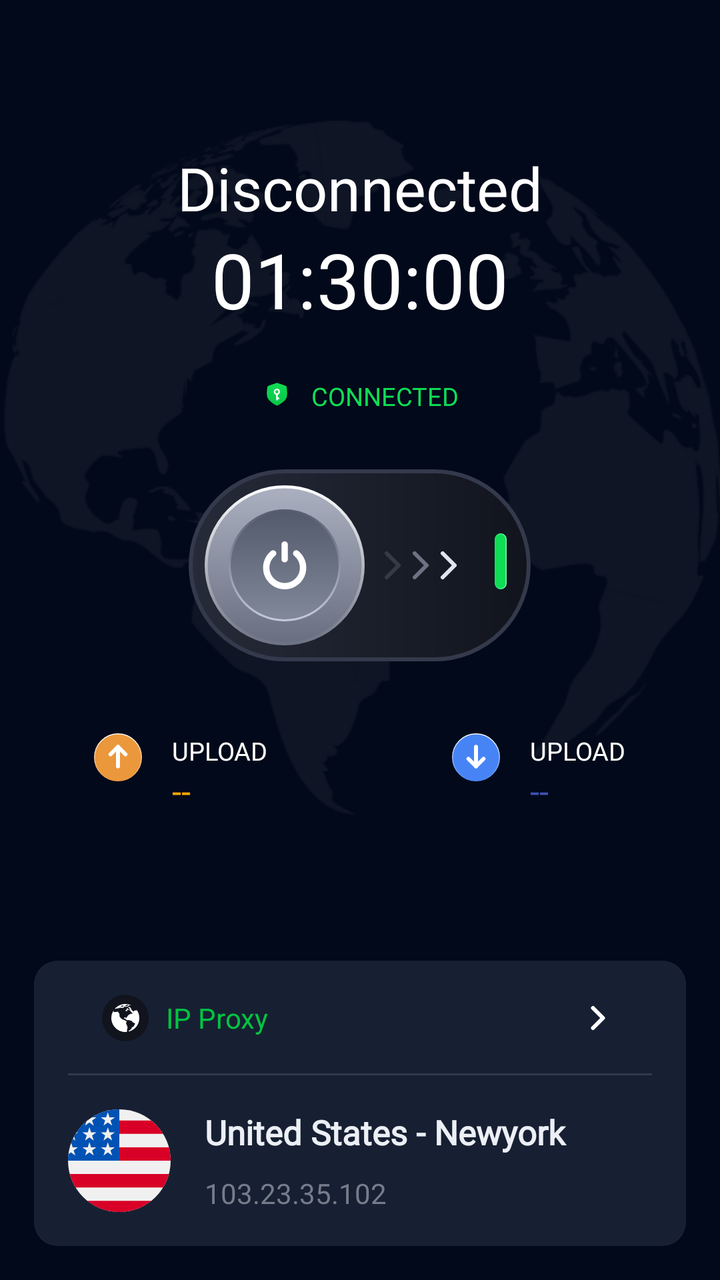
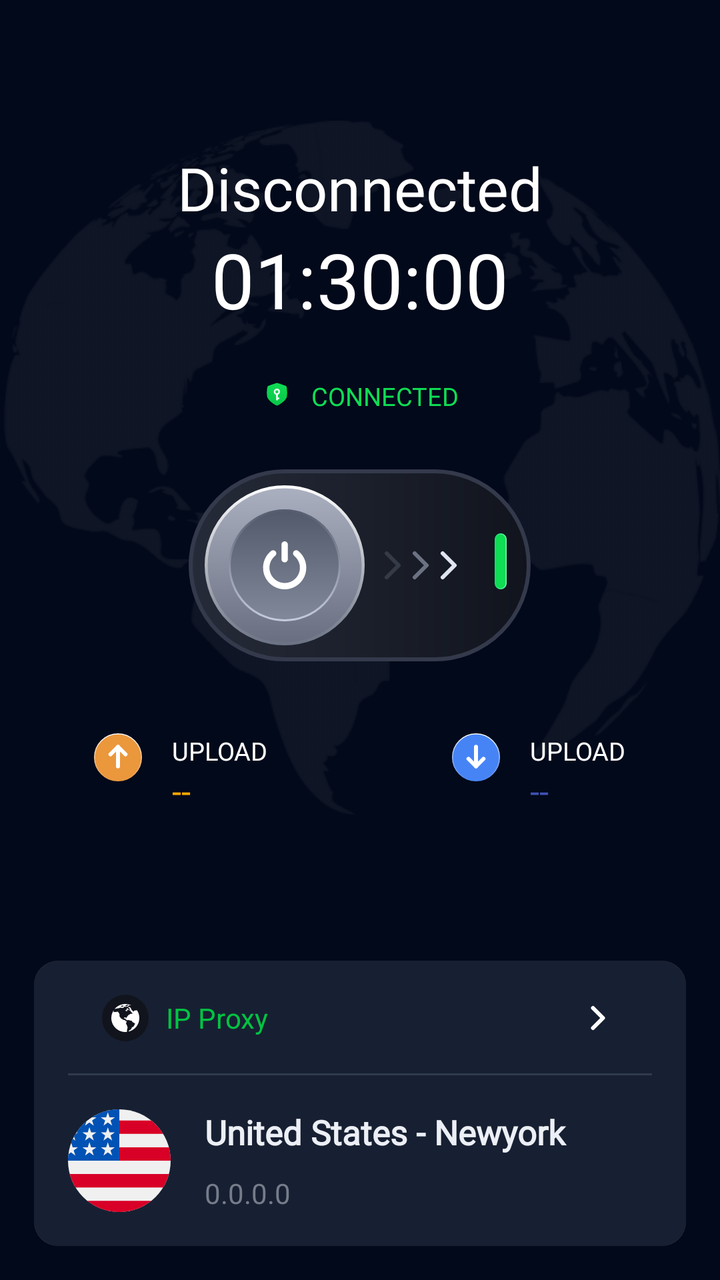

Screens rendered from an Android XML layout before and after an edit, with the pre-edit source and the edit as a unified diff.
<!-- AndroidManifest.xml: application theme Theme.SuperVPN -->
<!-- res/layout/fragment_home.xml -->
<?xml version="1.0" encoding="utf-8"?>
<androidx.constraintlayout.widget.ConstraintLayout xmlns:android="http://schemas.android.com/apk/res/android"
    xmlns:app="http://schemas.android.com/apk/res-auto"
    xmlns:tools="http://schemas.android.com/tools"
    android:layout_width="match_parent"
    android:layout_height="match_parent"
    android:background="@color/backgroundColor2"
    android:orientation="vertical"
    tools:context=".home.HomeFragment">

    <androidx.appcompat.widget.LinearLayoutCompat
        android:layout_width="match_parent"
        android:layout_height="0dp"
        android:background="@drawable/bg_earth"
        android:gravity="center"
        android:orientation="vertical"
        app:layout_constraintBottom_toTopOf="@id/pnProxy"
        app:layout_constraintDimensionRatio="H,1:1"
        app:layout_constraintTop_toTopOf="parent">

        <androidx.appcompat.widget.AppCompatTextView
            android:id="@+id/tv_time"
            android:layout_width="wrap_content"
            android:layout_height="wrap_content"
            android:fontFamily="@font/inter_bold"
            android:text="@string/disconnected"
            android:textColor="@color/white"
            android:textSize="@dimen/size28" />

        <androidx.appcompat.widget.AppCompatTextView
            android:id="@+id/connectTitle"
            android:layout_width="wrap_content"
            android:layout_height="wrap_content"
            android:layout_marginBottom="@dimen/margin_24"
            android:fontFamily="@font/inter_bold"
            android:text="01:30:00"
            android:textColor="@color/white"
            android:textSize="@dimen/size36" />

        <LinearLayout
            android:layout_width="wrap_content"
            android:layout_height="wrap_content"
            android:layout_marginBottom="@dimen/margin_24"
            android:visibility="gone">

            <ProgressBar
                android:id="@+id/customProgressBar"
                style="?android:attr/spinnerStyle"
                android:layout_width="@dimen/size16"
                android:layout_height="@dimen/size16"
                android:layout_marginBottom="@dimen/size14"
                android:background="@color/transparent"
                android:clipToOutline="true"
                android:indeterminate="false"
                android:indeterminateTint="@color/green_1"
                android:max="100"
                android:progress="50"
                android:progressDrawable="@drawable/progress_bar" />

            <androidx.appcompat.widget.AppCompatTextView
                android:layout_width="wrap_content"
                android:layout_height="wrap_content"
                android:layout_marginLeft="@dimen/size8"
                android:fontFamily="@font/inter_bold"
                android:text="@string/connecting"
                android:textColor="@color/greyColor"
                android:textSize="@dimen/size12" />
        </LinearLayout>

        <LinearLayout
            android:layout_width="wrap_content"
            android:layout_height="wrap_content"
            android:layout_marginBottom="@dimen/margin_24"
            android:gravity="center_vertical">

            <androidx.appcompat.widget.AppCompatImageView
                android:layout_width="@dimen/size16"
                android:layout_height="@dimen/size16"
                android:src="@drawable/ic_status_connected" />

            <androidx.appcompat.widget.AppCompatTextView
                android:layout_width="wrap_content"
                android:layout_height="wrap_content"
                android:layout_marginLeft="@dimen/size8"
                android:fontFamily="@font/inter_bold"
                android:text="@string/connected"
                android:textColor="@color/successColor"
                android:textSize="@dimen/size12" />
        </LinearLayout>

        <LinearLayout
            android:layout_width="wrap_content"
            android:layout_height="wrap_content"
            android:layout_marginTop="@dimen/size24"
            android:gravity="center"
            android:visibility="gone">

            <ProgressBar
                android:id="@+id/progressLoadAds"
                android:layout_width="@dimen/size16"
                android:layout_height="@dimen/size16"
                android:layout_marginRight="@dimen/size3"
                android:indeterminateTint="@color/green_1"
                android:secondaryProgressTint="@color/green_1" />

            <androidx.appcompat.widget.AppCompatTextView
                android:id="@+id/tvStatus"
                android:layout_width="wrap_content"
                android:layout_height="wrap_content"
                android:text="@string/disconnected"
                android:textColor="#C4C9D9"
                android:textSize="@dimen/size14" />
        </LinearLayout>

        <androidx.appcompat.widget.AppCompatImageView
            android:id="@+id/iv_connect"
            android:layout_width="wrap_content"
            android:layout_height="wrap_content"
            android:src="@drawable/ic_status_connection"
            app:layout_constraintBottom_toBottomOf="parent"
            app:layout_constraintEnd_toEndOf="parent"
            app:layout_constraintStart_toStartOf="parent"
            app:layout_constraintTop_toTopOf="parent" />

        <LinearLayout
            android:layout_width="match_parent"
            android:layout_height="wrap_content"
            android:layout_marginHorizontal="@dimen/size44"
            android:layout_marginTop="@dimen/margin_24">

            <androidx.appcompat.widget.AppCompatImageView
                android:layout_width="wrap_content"
                android:layout_height="wrap_content"
                android:src="@drawable/ic_upload_button" />

            <LinearLayout
                android:layout_width="wrap_content"
                android:layout_height="wrap_content"
                android:layout_marginLeft="@dimen/size14"
                android:orientation="vertical">

                <androidx.appcompat.widget.AppCompatTextView
                    android:layout_width="wrap_content"
                    android:layout_height="wrap_content"
                    android:text="@string/upload"
                    android:textColor="@color/white"
                    android:textSize="@dimen/size12" />

                <androidx.appcompat.widget.AppCompatTextView
                    android:id="@+id/tvTrafficUpload"
                    android:layout_width="wrap_content"
                    android:layout_height="wrap_content"
                    android:text="--"
                    android:textColor="@color/warningColor"
                    android:textSize="@dimen/size16" />
            </LinearLayout>

            <LinearLayout
                android:layout_width="0dp"
                android:layout_height="wrap_content"
                android:layout_weight="1" />

            <androidx.appcompat.widget.AppCompatImageView
                android:layout_width="wrap_content"
                android:layout_height="wrap_content"
                android:src="@drawable/ic_download_button" />

            <LinearLayout
                android:layout_width="wrap_content"
                android:layout_height="wrap_content"
                android:layout_marginLeft="@dimen/size14"
                android:gravity="left"
                android:orientation="vertical">

                <androidx.appcompat.widget.AppCompatTextView
                    android:layout_width="wrap_content"
                    android:layout_height="wrap_content"
                    android:text="@string/upload"
                    android:textColor="@color/white"
                    android:textSize="@dimen/size12" />

                <androidx.appcompat.widget.AppCompatTextView
                    android:id="@+id/tvTrafficDownload"
                    android:layout_width="wrap_content"
                    android:layout_height="wrap_content"
                    android:text="--"
                    android:textColor="@color/infoColor"
                    android:textSize="@dimen/size16" />
            </LinearLayout>
        </LinearLayout>

    </androidx.appcompat.widget.LinearLayoutCompat>

    <androidx.appcompat.widget.LinearLayoutCompat
        android:id="@+id/pnProxy"
        android:layout_width="match_parent"
        android:layout_height="wrap_content"
        android:layout_marginHorizontal="@dimen/size16"
        android:layout_marginBottom="@dimen/size16"
        android:background="@drawable/bg_setting_items"
        android:orientation="vertical"
        app:layout_constraintBottom_toBottomOf="parent">

        <androidx.appcompat.widget.LinearLayoutCompat
            android:id="@+id/subActionBar"
            android:layout_width="match_parent"
            android:layout_height="wrap_content"
            android:background="@drawable/bg_setting_pro"
            android:gravity="center"
            android:orientation="horizontal"
            android:padding="@dimen/size16">

            <androidx.appcompat.widget.AppCompatImageView
                android:layout_width="@dimen/size22"
                android:layout_height="@dimen/size22"
                android:layout_marginLeft="@dimen/size16"
                android:src="@drawable/ic_earth" />

            <androidx.appcompat.widget.AppCompatTextView
                android:layout_width="0dp"
                android:layout_height="wrap_content"
                android:layout_marginLeft="@dimen/size8"
                android:layout_weight="1"
                android:text="@string/ip_proxy"
                android:textColor="@color/green_1" />

            <androidx.appcompat.widget.AppCompatImageView
                android:id="@+id/ivSelectProxy"
                android:layout_width="wrap_content"
                android:layout_height="wrap_content"
                android:layout_marginLeft="@dimen/size16"
                android:layout_marginRight="@dimen/size16"
                android:src="@drawable/ic_next_arrow" />

        </androidx.appcompat.widget.LinearLayoutCompat>

        <androidx.appcompat.widget.LinearLayoutCompat
            android:id="@+id/subActionBar2"
            android:layout_width="match_parent"
            android:layout_height="wrap_content"
            android:background="@drawable/bg_setting_pro2"
            android:orientation="horizontal"
            android:padding="@dimen/size16">

            <androidx.appcompat.widget.LinearLayoutCompat
                android:id="@+id/pnProxyInfo"
                android:layout_width="match_parent"
                android:layout_height="match_parent"
                android:visibility="visible">

                <androidx.appcompat.widget.AppCompatImageView
                    android:id="@+id/ivFlag"
                    android:layout_width="@dimen/size48"
                    android:layout_height="@dimen/size48"
                    android:src="@drawable/flag_us" />

                <androidx.appcompat.widget.LinearLayoutCompat
                    android:layout_width="match_parent"
                    android:layout_height="match_parent"
                    android:layout_marginLeft="@dimen/size16"
                    android:orientation="vertical">

                    <androidx.appcompat.widget.AppCompatTextView
                        android:id="@+id/tvProxyLocation"
                        android:layout_width="match_parent"
                        android:layout_height="0dp"
                        android:layout_weight="1"
                        android:textColor="@color/language_item_text_color"
                        android:text="United States - Newyork"
                        android:textSize="@dimen/size16"
                        android:textFontWeight="600"
                        android:fontFamily="@font/inter_bold"
                        />
                    <androidx.appcompat.widget.AppCompatTextView
                        android:id="@+id/tvProxyIp"
                        android:layout_width="match_parent"
                        android:layout_height="0dp"
                        android:layout_weight="1"
                        android:gravity="bottom"
                        android:text="103.23.35.102"
                        android:textColor="@color/gray_2"
                        android:fontFamily="@font/inter_bold"
                        />

                </androidx.appcompat.widget.LinearLayoutCompat>
            </androidx.appcompat.widget.LinearLayoutCompat>


            <androidx.appcompat.widget.AppCompatTextView
                android:id="@+id/tvSelectProxy"
                android:layout_width="match_parent"
                android:layout_height="@dimen/size48"
                android:gravity="center"
                android:text="@string/select_connection_area"
                android:textColor="@color/topBarColor"
                android:textSize="@dimen/size14"
                android:visibility="gone" />
        </androidx.appcompat.widget.LinearLayoutCompat>
    </androidx.appcompat.widget.LinearLayoutCompat>
</androidx.constraintlayout.widget.ConstraintLayout>
<!-- resources referenced by this layout -->
<resources>
  <color name="backgroundColor2">#02091A</color>
  <color name="gray_2">#767C8A</color>
  <color name="green_1">#03C343</color>
  <color name="greyColor">#C4C9D9</color>
  <color name="infoColor">#3F51B5</color>
  <color name="language_item_text_color">#ECEFF5</color>
  <color name="successColor">#0FDD54</color>
  <color name="topBarColor">#F15E24</color>
  <color name="transparent">#00000000</color>
  <color name="warningColor">#FFA900</color>
  <color name="white">#FFFFFFFF</color>
  <dimen name="margin_24">24dp</dimen>
  <dimen name="size12">12.8dp</dimen>
  <dimen name="size14">14.9333dp</dimen>
  <dimen name="size16">17.0667dp</dimen>
  <dimen name="size22">23.4667dp</dimen>
  <dimen name="size24">25.6dp</dimen>
  <dimen name="size28">29.8667dp</dimen>
  <dimen name="size3">3.2dp</dimen>
  <dimen name="size36">38.4dp</dimen>
  <dimen name="size44">46.9333dp</dimen>
  <dimen name="size48">51.2dp</dimen>
  <dimen name="size8">8.5333dp</dimen>
  <!-- drawable bg_setting_items (drawable) -->
  <?xml version="1.0" encoding="utf-8"?>
  <shape xmlns:android="http://schemas.android.com/apk/res/android" android:shape="rectangle">
      <corners android:radius="@dimen/margin_big"/>
      <solid android:color="#232836"/>
  </shape>
  <!-- drawable ic_next_arrow (drawable) -->
  <vector xmlns:android="http://schemas.android.com/apk/res/android"
      android:width="20dp"
      android:height="20dp"
      android:viewportWidth="20"
      android:viewportHeight="20">
    <path
        android:pathData="M7.5,15L12.5,10L7.5,5"
        android:strokeLineJoin="round"
        android:strokeWidth="2"
        android:fillColor="#00000000"
        android:strokeColor="#ffffff"
        android:strokeLineCap="round"/>
  </vector>
  <!-- drawable ic_status_connection (drawable) -->
  <?xml version="1.0" encoding="utf-8"?>
  <selector xmlns:android="http://schemas.android.com/apk/res/android">
    <item android:state_selected="true" android:drawable="@drawable/ic_connect"/>
    <item android:state_selected="false" android:drawable="@drawable/ic_disconnect"/>
  </selector>
  <string name="connected">CONNECTED</string>
  <string name="connecting">Connecting…</string>
  <string name="disconnected">Disconnected</string>
  <string name="ip_proxy">IP Proxy</string>
  <string name="select_connection_area">Select connection area</string>
  <string name="upload">UPLOAD</string>
  <dimen name="margin_big">12dp</dimen>
  <color name="itemBackground">#172032</color>
  <dimen name="size1">1.0667dp</dimen>
  <dimen name="size20">21.3333dp</dimen>
  <style name="App_TextAppearanceTitle1" parent="TextAppearance.AppCompat.Title">
          <item name="fontFamily">@font/inter_bold</item>
          <item name="android:textSize">22sp</item>
          <item name="android:textColor">@color/white</item>
          <item name="android:includeFontPadding">false</item>
      </style>
  <style name="App_TextAppearanceTitle2" parent="TextAppearance.AppCompat.Title">
          <item name="fontFamily">@font/inter_bold</item>
          <item name="android:textSize">16sp</item>
          <item name="android:textColor">@color/successColor</item>
          <item name="android:includeFontPadding">false</item>
      </style>
  <style name="App_TextAppearanceBody1" parent="TextAppearance.AppCompat.Title">
          <item name="fontFamily">@font/inter_bold</item>
          <item name="android:textSize">16sp</item>
          <item name="android:textColor">@color/white</item>
          <item name="android:includeFontPadding">false</item>
      </style>
  <style name="App_TextAppearanceBody2" parent="TextAppearance.AppCompat.Title">
          <item name="fontFamily">@font/inter_bold</item>
          <item name="android:textSize">14sp</item>
          <item name="android:textStyle">normal</item>
          <item name="android:textColor">@color/white</item>
          <item name="android:includeFontPadding">false</item>
      </style>
  <!-- unchanged entries left out for length: 12 -->
</resources>

<!-- the commit's change to res/layout/fragment_home.xml (unified diff, before → after) -->
@@ -277,7 +277,7 @@
                         android:layout_height="0dp"
                         android:layout_weight="1"
                         android:gravity="bottom"
-                        android:text="103.23.35.102"
+                        android:text="0.0.0.0"
                         android:textColor="@color/gray_2"
                         android:fontFamily="@font/inter_bold"
                         />
